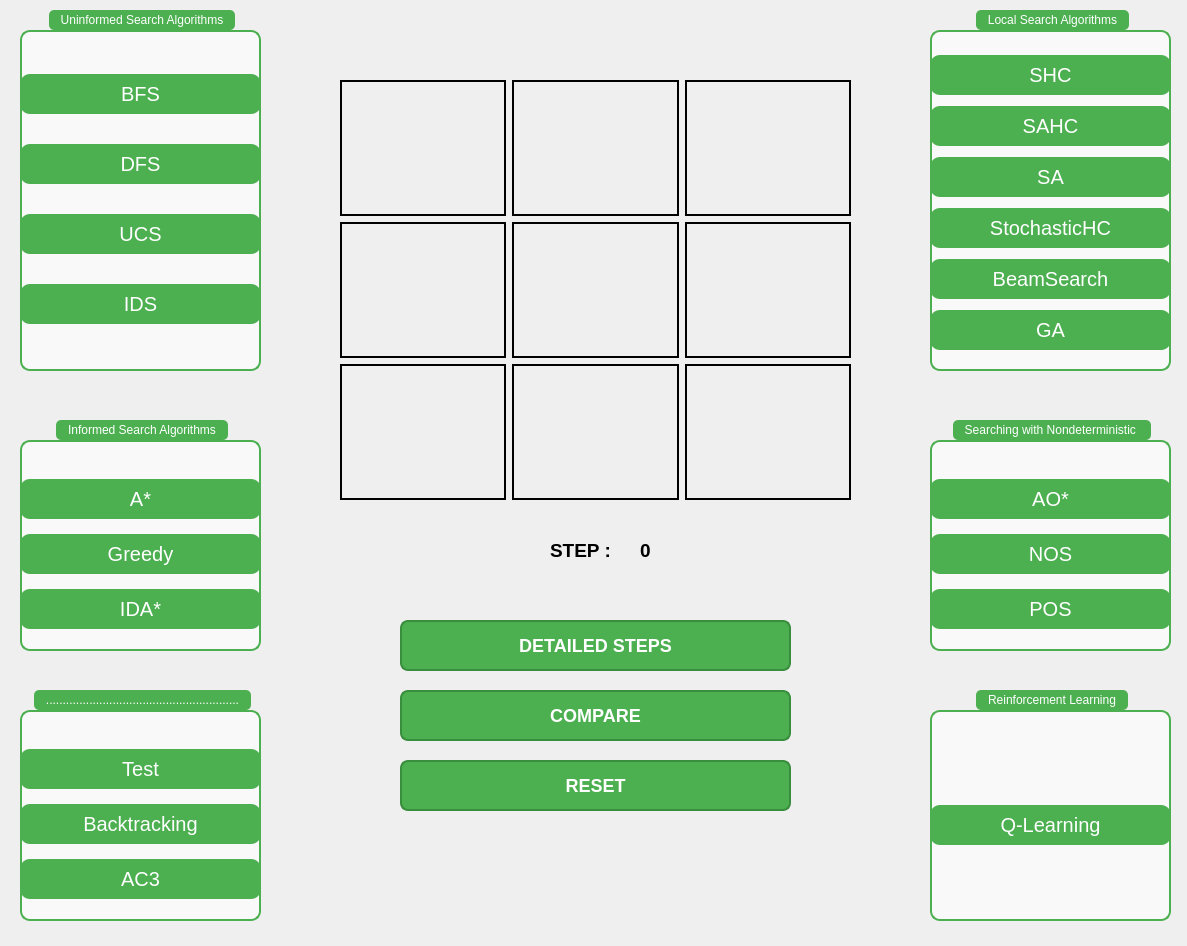
Above: GUI/ResultForm.ui from nvk3005/DoAnCaNhan_TriTueNhanTao before the change. Below: the same form after it.
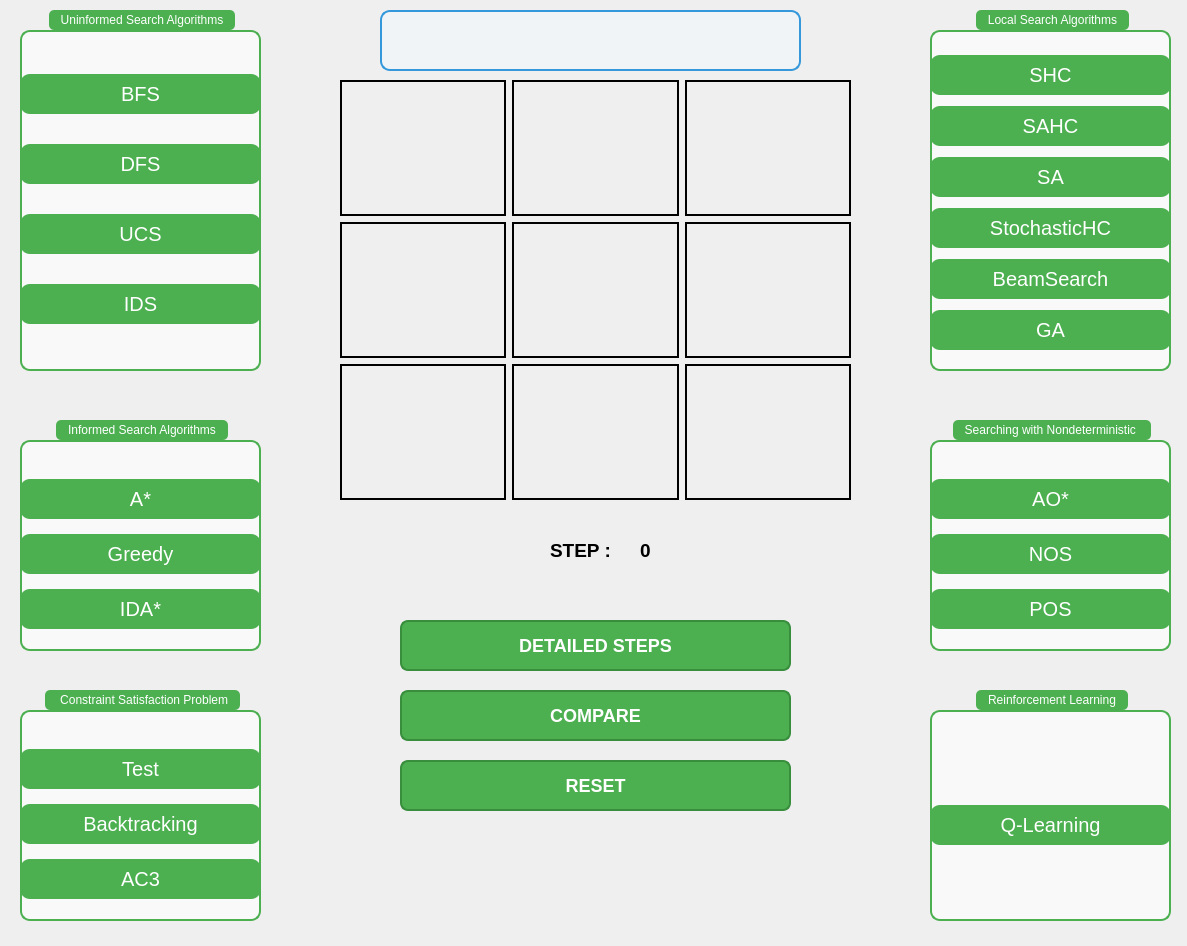
That is the form after the change.

Diff of the .ui file:
```diff
--- a/GUI/ResultForm.ui
+++ b/GUI/ResultForm.ui
@@ -1210,7 +1210,7 @@
 </string>
    </property>
    <property name="title">
-    <string>..........................................................</string>
+    <string> Constraint Satisfaction Problem</string>
    </property>
    <widget class="QWidget" name="verticalLayoutWidget_5">
     <property name="geometry">
@@ -1413,6 +1413,31 @@
     </layout>
    </widget>
   </widget>
+  <widget class="QLabel" name="lbl_title">
+   <property name="geometry">
+    <rect>
+     <x>380</x>
+     <y>10</y>
+     <width>421</width>
+     <height>61</height>
+    </rect>
+   </property>
+   <property name="styleSheet">
+    <string notr="true">QLabel {
+    background-color: #f0f4f7;
+    color: #2c3e50;
+    font: bold 25px &quot;Segoe UI&quot;;
+    border: 2px solid #3498db;
+    border-radius: 10px;
+    padding: 8px;
+    qproperty-alignment: AlignCenter;
+}
+</string>
+   </property>
+   <property name="text">
+    <string/>
+   </property>
+  </widget>
  </widget>
  <resources/>
  <connections/>
```
